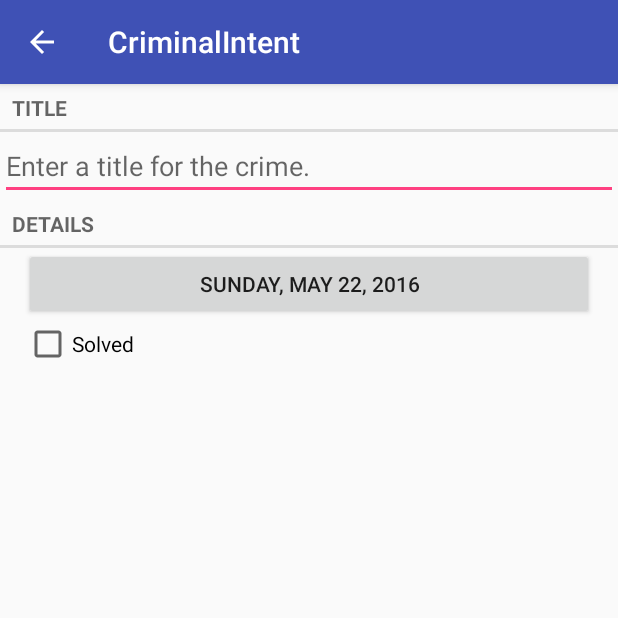
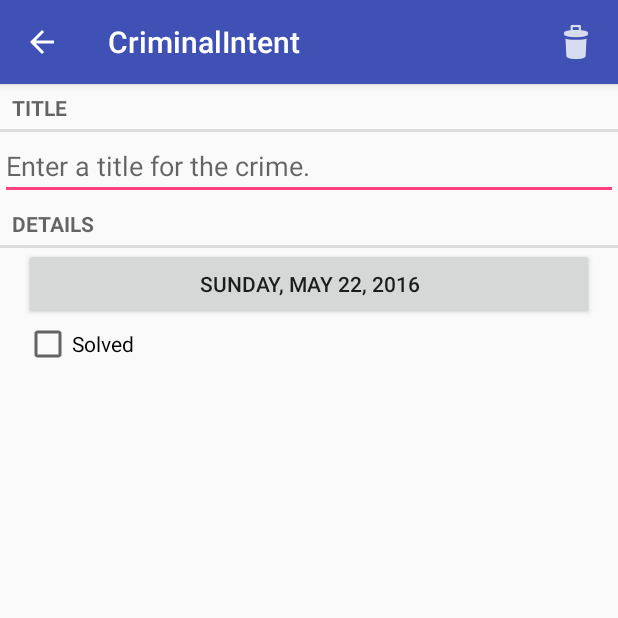
Before and after one commit to augustovictor/android-criminal-intent, an Android app: the CrimeFragment screen opened directly, with no data from a screen before it, on a phone screen of 412 x 824 dp, the top half of it. Run offline under Robolectric (Android 15) with nearby library versions, the phone set to English and light mode, and no system bars.

Commit message:
Removing crime

```diff
--- a/app/src/main/java/com/example/victoraweb/criminalintent/CrimeFragment.java
+++ b/app/src/main/java/com/example/victoraweb/criminalintent/CrimeFragment.java
@@ -10,6 +10,9 @@ import android.text.Editable;
 import android.text.TextWatcher;
 import android.text.format.DateFormat;
 import android.view.LayoutInflater;
+import android.view.Menu;
+import android.view.MenuInflater;
+import android.view.MenuItem;
 import android.view.View;
 import android.view.ViewGroup;
 import android.widget.Button;
@@ -62,6 +65,8 @@ public class CrimeFragment extends Fragment {
         super.onCreate(savedInstanceState);
         UUID crimeId = (UUID) getArguments().getSerializable(ARG_CRIME_ID);
         mCrime = CrimeLab.get(getActivity()).getCrime(crimeId);
+
+        setHasOptionsMenu(true);
     }
 
     @Nullable
@@ -117,4 +122,23 @@ public class CrimeFragment extends Fragment {
         DateFormat dateFormat = new DateFormat();
         mCrimeDate.setText(dateFormat.format("EEEE, LLL dd, yyyy", mCrime.getmDate()));
     }
+
+    @Override
+    public void onCreateOptionsMenu(Menu menu, MenuInflater inflater) {
+        super.onCreateOptionsMenu(menu, inflater);
+        inflater.inflate(R.menu.fragment_crime, menu);
+    }
+
+    @Override
+    public boolean onOptionsItemSelected(MenuItem item) {
+        switch (item.getItemId()) {
+            case R.id.menu_item_remove_crime:
+                CrimeLab.get(getActivity()).removeCrime(mCrime);
+                Intent i = CrimeListActivity.newIntent(getActivity());
+                startActivity(i);
+                return true;
+            default:
+                return super.onOptionsItemSelected(item);
+        }
+    }
 }
--- a/app/src/main/java/com/example/victoraweb/criminalintent/CrimeLab.java
+++ b/app/src/main/java/com/example/victoraweb/criminalintent/CrimeLab.java
@@ -40,4 +40,8 @@ public class CrimeLab {
     public void addCrime(Crime c) {
         this.mCrimes.add(c);
     }
+
+    public void removeCrime(Crime c) {
+        this.mCrimes.remove(c);
+    }
 }
--- /dev/null
+++ b/app/src/main/res/menu/fragment_crime.xml
@@ -0,0 +1,11 @@
+<?xml version="1.0" encoding="utf-8"?>
+<menu xmlns:android="http://schemas.android.com/apk/res/android"
+    xmlns:android1="http://schemas.android.com/apk/res-auto">
+
+    <item
+        android:id="@+id/menu_item_remove_crime"
+        android:icon="@drawable/ic_menu_delete"
+        android:title="@string/delete_crime"
+        android1:showAsAction="ifRoom|withText"/>
+
+</menu>
--- a/app/src/main/res/values/strings.xml
+++ b/app/src/main/res/values/strings.xml
@@ -10,4 +10,5 @@
     <string name="show_subtitle">Show Subtitle</string>
     <string name="hide_subtitle">Hide Subtitle</string>
     <string name="subtitle_format">%1$s crimes</string>
+    <string name="delete_crime">Delete</string>
 </resources>
```
Also changed, not shown: app/src/main/java/com/example/victoraweb/criminalintent/CrimeListActivity.java (+7 -0 lines), app/src/main/res/drawable-hdpi/ic_menu_delete.png (added), app/src/main/res/drawable-mdpi/ic_menu_delete.png (added), app/src/main/res/drawable-xhdpi/ic_menu_delete.png (added), app/src/main/res/drawable-xxhdpi/ic_menu_delete.png (added).
